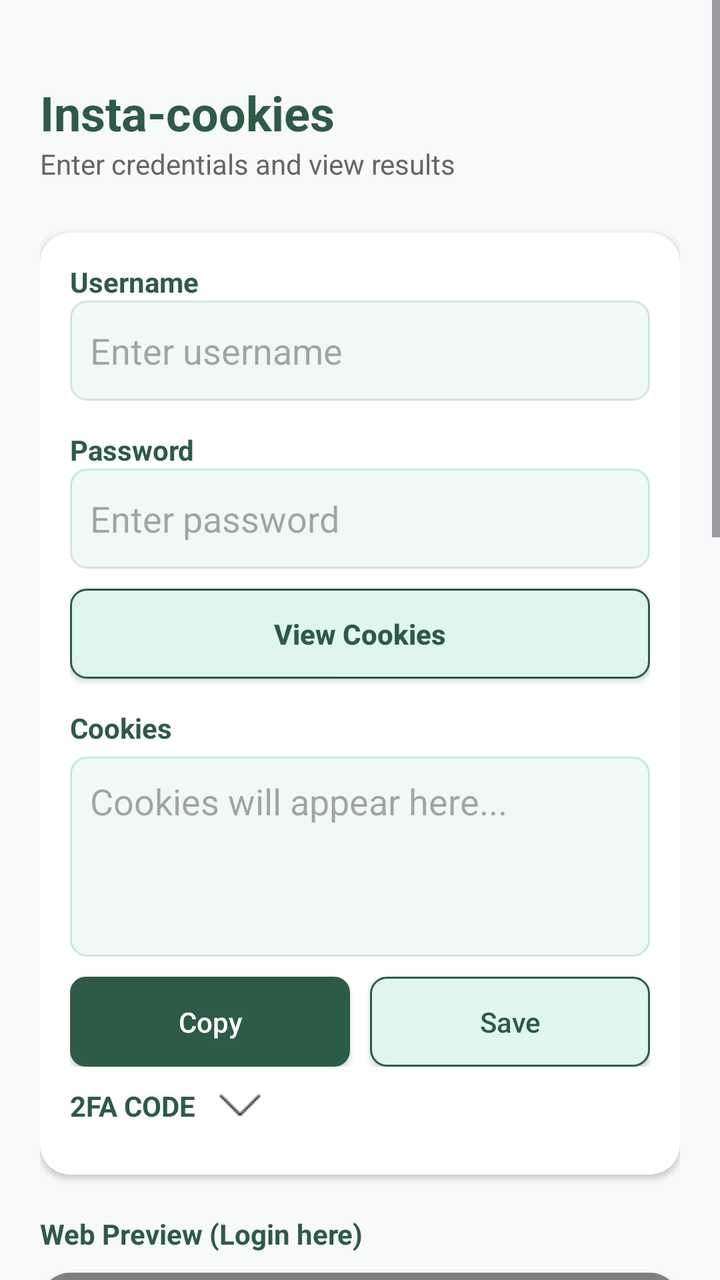
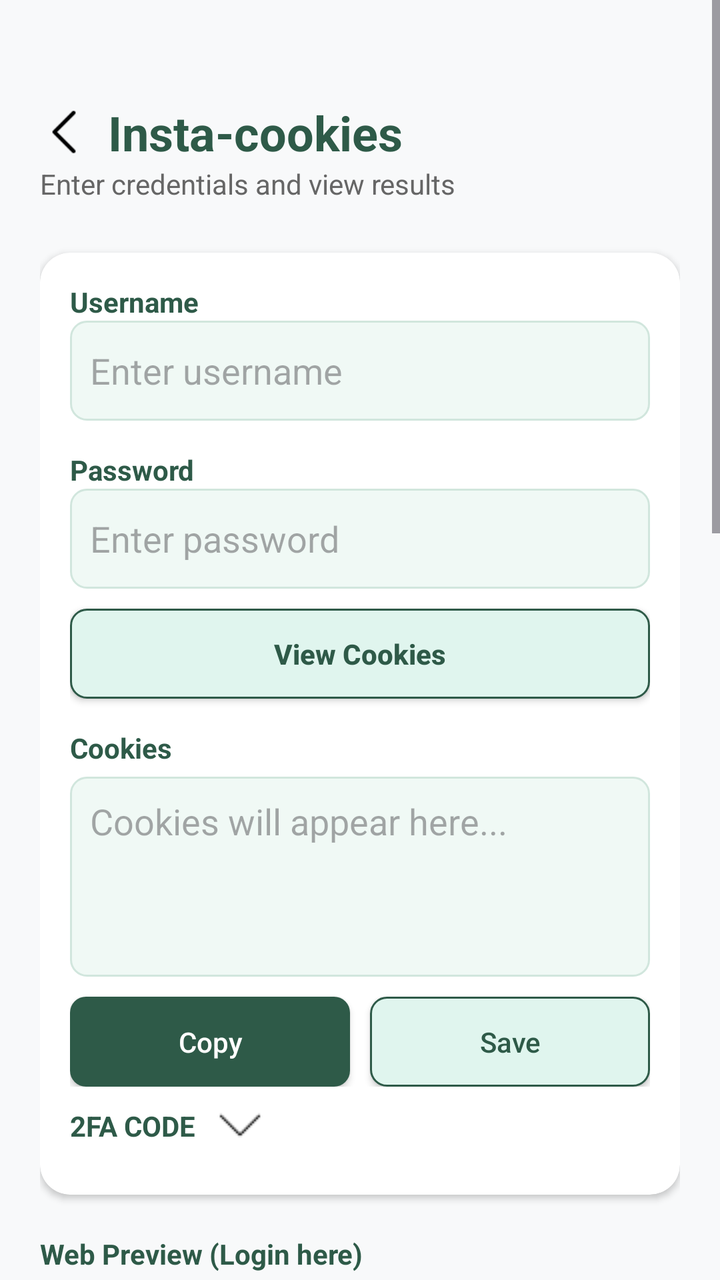

The first picture is an Android layout as it rendered before a commit; the second is the same layout after the commit. The layout source and the unified diff follow.
<!-- AndroidManifest.xml: application theme Theme.CustardApple -->
<!-- res/layout/activity_instra_cookies.xml -->
<?xml version="1.0" encoding="utf-8"?>
<ScrollView xmlns:android="http://schemas.android.com/apk/res/android"
    xmlns:app="http://schemas.android.com/apk/res-auto"
    android:layout_width="match_parent"
    android:layout_height="match_parent"
    android:fillViewport="true"
    android:background="@color/bg_light">

    <LinearLayout
        android:layout_width="match_parent"
        android:layout_height="wrap_content"
        android:orientation="vertical"
        android:padding="20dp">

        <TextView
            android:layout_width="wrap_content"
            android:layout_height="wrap_content"
            android:text="Insta-cookies"
            android:textColor="@color/card_green_dark"
            android:textSize="24sp"
            android:layout_marginTop="20dp"
            android:textStyle="bold" />

        <TextView
            android:layout_width="wrap_content"
            android:layout_height="wrap_content"
            android:text="Enter credentials and view results"
            android:textColor="#666666"
            android:layout_marginBottom="25dp"
            android:textSize="14sp" />

        <androidx.cardview.widget.CardView
            android:layout_width="match_parent"
            android:layout_height="wrap_content"
            app:cardCornerRadius="15dp"
            app:cardElevation="2dp"
            android:layout_marginBottom="20dp">

            <LinearLayout
                android:layout_width="match_parent"
                android:layout_height="wrap_content"
                android:orientation="vertical"
                android:padding="15dp">

                <TextView
                    android:layout_width="wrap_content"
                    android:layout_height="wrap_content"
                    android:text="Username"
                    android:textColor="@color/card_green_dark"
                    android:textStyle="bold" />
                <EditText
                    android:id="@+id/etUsername"
                    android:layout_width="match_parent"
                    android:layout_height="50dp"
                    android:hint="Enter username"
                    android:paddingHorizontal="10dp"
                    android:layout_marginBottom="15dp"
                    android:background="@drawable/input_background" />

                <TextView
                    android:layout_width="wrap_content"
                    android:layout_height="wrap_content"
                    android:text="Password"
                    android:textColor="@color/card_green_dark"
                    android:textStyle="bold" />

                <EditText
                    android:id="@+id/etPassword"
                    android:layout_width="match_parent"
                    android:layout_height="50dp"
                    android:hint="Enter password"
                    android:paddingHorizontal="10dp"
                    android:layout_marginBottom="10dp"
                    android:background="@drawable/input_background" />

                <androidx.appcompat.widget.AppCompatButton
                    android:id="@+id/btnViewCookies"
                    android:layout_width="match_parent"
                    android:layout_height="45dp"
                    android:layout_marginBottom="15dp"
                    android:text="View Cookies"
                    android:textAllCaps="false"
                    android:textColor="@color/card_green_dark"
                    android:textStyle="bold"
                    android:background="@drawable/button_outline_bg" />

                <TextView
                    android:layout_width="wrap_content"
                    android:layout_height="wrap_content"
                    android:text="Cookies"
                    android:textColor="@color/card_green_dark"
                    android:textStyle="bold" />
                <EditText
                    android:id="@+id/etCookies"
                    android:layout_width="match_parent"
                    android:layout_height="100dp"
                    android:hint="Cookies will appear here..."
                    android:gravity="top|start"
                    android:padding="10dp"
                    android:layout_marginTop="5dp"
                    android:background="@drawable/input_background" />

                <LinearLayout
                    android:layout_width="match_parent"
                    android:layout_height="wrap_content"
                    android:orientation="horizontal"
                    android:layout_marginTop="10dp"
                    android:weightSum="2">

                    <androidx.appcompat.widget.AppCompatButton
                        android:id="@+id/btnCopy"
                        android:layout_width="0dp"
                        android:layout_height="45dp"
                        android:layout_weight="1"
                        android:layout_marginRight="5dp"
                        android:text="Copy"
                        android:textAllCaps="false"
                        android:textColor="@color/white"
                        android:background="@drawable/button_green_bg" />

                    <androidx.appcompat.widget.AppCompatButton
                        android:id="@+id/SaveBtn"
                        android:layout_width="0dp"
                        android:layout_height="45dp"
                        android:layout_weight="1"
                        android:layout_marginLeft="5dp"
                        android:text="Save"
                        android:textAllCaps="false"
                        android:textColor="@color/card_green_dark"
                        android:background="@drawable/button_outline_bg" />
                </LinearLayout>


                <LinearLayout
                    android:layout_width="match_parent"
                    android:layout_height="wrap_content"
                    android:orientation="horizontal"
                    android:layout_marginBottom="10dp"
                    >
                    <TextView
                        android:layout_width="wrap_content"
                        android:layout_height="wrap_content"
                        android:text="2FA CODE"
                        android:layout_marginTop="10dp"
                        android:textColor="@color/card_green_dark"
                        android:textStyle="bold" />

                    <ImageView
                        android:id="@+id/drop_down"
                        android:layout_width="24dp"
                        android:layout_height="24dp"
                        android:src="@drawable/drop_down"
                        android:layout_gravity="center"
                        android:layout_marginLeft="10dp"
                        android:layout_marginTop="5dp"
                        />
                    <ImageView
                        android:id="@+id/drop_up"
                        android:layout_width="24dp"
                        android:layout_height="24dp"
                        android:src="@drawable/drop_up"
                        android:layout_gravity="center"
                        android:layout_marginLeft="10dp"
                        android:layout_marginTop="5dp"
                        android:visibility="gone"
                        />
                </LinearLayout>

                <LinearLayout
                    android:id="@+id/parentVisible"
                    android:layout_width="match_parent"
                    android:layout_height="wrap_content"
                    android:orientation="vertical"
                    android:visibility="gone"
                    >
                    <EditText
                        android:id="@+id/TwoFA"
                        android:layout_width="match_parent"
                        android:layout_height="50dp"
                        android:hint="Enter your two FA"
                        android:paddingHorizontal="10dp"
                        android:layout_marginBottom="10dp"
                        android:background="@drawable/input_background" />

                    <androidx.appcompat.widget.AppCompatButton
                        android:id="@+id/getCode"
                        android:layout_width="match_parent"
                        android:layout_height="45dp"
                        android:layout_marginBottom="15dp"
                        android:text="Get code"
                        android:textAllCaps="false"
                        android:textColor="@color/card_green_dark"
                        android:textStyle="bold"
                        android:background="@drawable/button_outline_bg" />


                </LinearLayout>


            </LinearLayout>
        </androidx.cardview.widget.CardView>

        <TextView
            android:layout_width="wrap_content"
            android:layout_height="wrap_content"
            android:text="Web Preview (Login here)"
            android:textColor="@color/card_green_dark"
            android:textStyle="bold"
            android:layout_marginBottom="10dp" />

        <androidx.cardview.widget.CardView
            android:layout_width="match_parent"
            android:layout_height="800dp"
            app:cardCornerRadius="15dp"
            app:cardElevation="2dp"
            android:layout_marginBottom="30dp">


            <WebView
                android:id="@+id/myWebView"
                android:layout_width="match_parent"
                android:layout_height="match_parent" />

            <WebView
                android:id="@+id/myWebView2"
                android:layout_width="match_parent"
                android:layout_height="match_parent"
                android:visibility="gone"
                />
        </androidx.cardview.widget.CardView>

        <TextView
            android:layout_width="match_parent"
            android:layout_height="wrap_content"
            android:gravity="center"
            android:text="Developed by Rahad"
            android:layout_marginBottom="20dp"
            android:textColor="@color/text_dark" />

    </LinearLayout>
</ScrollView>
<!-- resources referenced by this layout -->
<resources>
  <color name="bg_light">#F8F9FA</color>
  <color name="card_green_dark">#2E5A48</color>
  <color name="text_dark">#333333</color>
  <color name="white">#FFFFFF</color>
  <!-- drawable button_green_bg (drawable) -->
  <shape xmlns:android="http://schemas.android.com/apk/res/android">
      <solid android:color="@color/card_green_dark" />
      <corners android:radius="8dp" />
  </shape>
  <!-- drawable button_outline_bg (drawable) -->
  <shape xmlns:android="http://schemas.android.com/apk/res/android">
      <solid android:color="#E0F5EE" />
      <stroke android:width="1dp" android:color="@color/card_green_dark" />
      <corners android:radius="8dp" />
  </shape>
  <!-- drawable drop_down: png bitmap (drawable, 187 bytes) -->
  <!-- drawable drop_up: png bitmap (drawable, 292 bytes) -->
  <!-- drawable input_background (drawable) -->
  <shape xmlns:android="http://schemas.android.com/apk/res/android">
      <solid android:color="#F0F9F5" />
      <corners android:radius="8dp" />
      <stroke android:width="1dp" android:color="#D1E6DD" />
  </shape>
  <style name="Theme.CustardApple" parent="Base.Theme.CustardApple" />
  <style name="Base.Theme.CustardApple" parent="Theme.Material3.DayNight.NoActionBar">
          
          
      </style>
</resources>

<!-- the commit's change to res/layout/activity_instra_cookies.xml (unified diff, before → after) -->
@@ -12,14 +12,34 @@
         android:orientation="vertical"
         android:padding="20dp">
 
-        <TextView
-            android:layout_width="wrap_content"
-            android:layout_height="wrap_content"
-            android:text="Insta-cookies"
-            android:textColor="@color/card_green_dark"
-            android:textSize="24sp"
-            android:layout_marginTop="20dp"
-            android:textStyle="bold" />
+        <LinearLayout
+            android:layout_width="match_parent"
+            android:layout_height="wrap_content"
+            android:orientation="horizontal"
+            android:layout_marginTop="30dp"
+            android:layout_gravity="center"
+
+            >
+            <ImageView
+                android:id="@+id/backBtn"
+                android:layout_width="24dp"
+                android:layout_height="24dp"
+                android:src="@drawable/back_icon"
+                android:layout_gravity="center"
+                />
+
+            <TextView
+                android:layout_width="wrap_content"
+                android:layout_height="wrap_content"
+                android:text="Insta-cookies"
+                android:textColor="@color/card_green_dark"
+                android:textSize="24sp"
+                android:layout_marginLeft="10dp"
+                android:layout_gravity="center"
+                android:gravity="center"
+                android:textStyle="bold" />
+
+        </LinearLayout>
 
         <TextView
             android:layout_width="wrap_content"
@@ -171,16 +191,34 @@
                     android:layout_width="match_parent"
                     android:layout_height="wrap_content"
                     android:orientation="vertical"
-                    android:visibility="gone"
-                    >
-                    <EditText
-                        android:id="@+id/TwoFA"
+                    android:visibility="gone">
+
+                    
+                    <RelativeLayout
                         android:layout_width="match_parent"
-                        android:layout_height="50dp"
-                        android:hint="Enter your two FA"
-                        android:paddingHorizontal="10dp"
-                        android:layout_marginBottom="10dp"
-                        android:background="@drawable/input_background" />
+                        android:layout_height="wrap_content"
+                        android:layout_marginBottom="10dp">
+
+                        <EditText
+                            android:id="@+id/TwoFA"
+                            android:layout_width="match_parent"
+                            android:layout_height="50dp"
+                            android:hint="Enter your two FA"
+                            android:paddingHorizontal="10dp"
+                            android:paddingEnd="45dp"
+                            android:background="@drawable/input_background" />
+
+                        <ImageView
+                            android:id="@+id/clearIcon"
+                            android:layout_width="22dp"
+                            android:layout_height="22dp"
+                            android:layout_centerVertical="true"
+                            android:layout_alignParentEnd="true"
+                            android:layout_marginEnd="12dp"
+                            android:src="@drawable/cancel_icon"
+                            android:visibility="visible" />
+
+                    </RelativeLayout>
 
                     <androidx.appcompat.widget.AppCompatButton
                         android:id="@+id/getCode"
@@ -193,7 +231,6 @@
                         android:textStyle="bold"
                         android:background="@drawable/button_outline_bg" />
 
-
                 </LinearLayout>
 
 
<!-- resource entries referenced after the edit -->
@@ -4,6 +4,7 @@
   <color name="card_green_dark">#2E5A48</color>
   <color name="text_dark">#333333</color>
   <color name="white">#FFFFFF</color>
+  <!-- drawable back_icon: png bitmap (drawable, 248 bytes) -->
   <!-- drawable button_green_bg (drawable) -->
   <shape xmlns:android="http://schemas.android.com/apk/res/android">
       <solid android:color="@color/card_green_dark" />
@@ -15,6 +16,7 @@
       <stroke android:width="1dp" android:color="@color/card_green_dark" />
       <corners android:radius="8dp" />
   </shape>
+  <!-- drawable cancel_icon: png bitmap (drawable, 450 bytes) -->
   <!-- drawable drop_down: png bitmap (drawable, 187 bytes) -->
   <!-- drawable drop_up: png bitmap (drawable, 292 bytes) -->
   <!-- drawable input_background (drawable) -->
